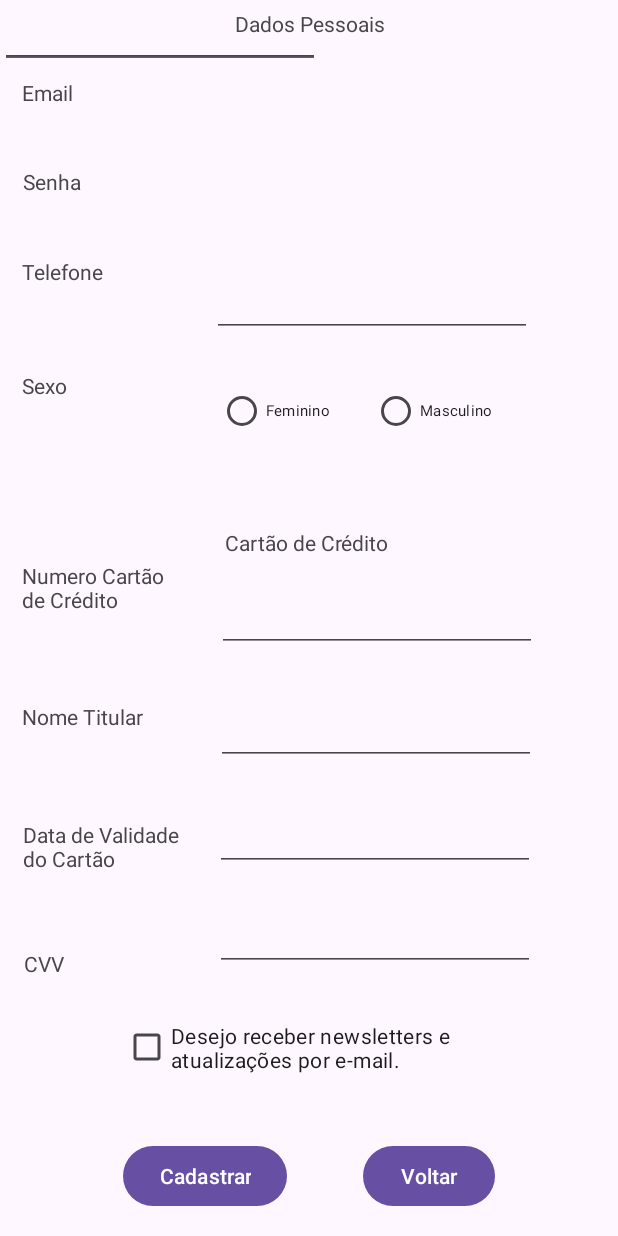
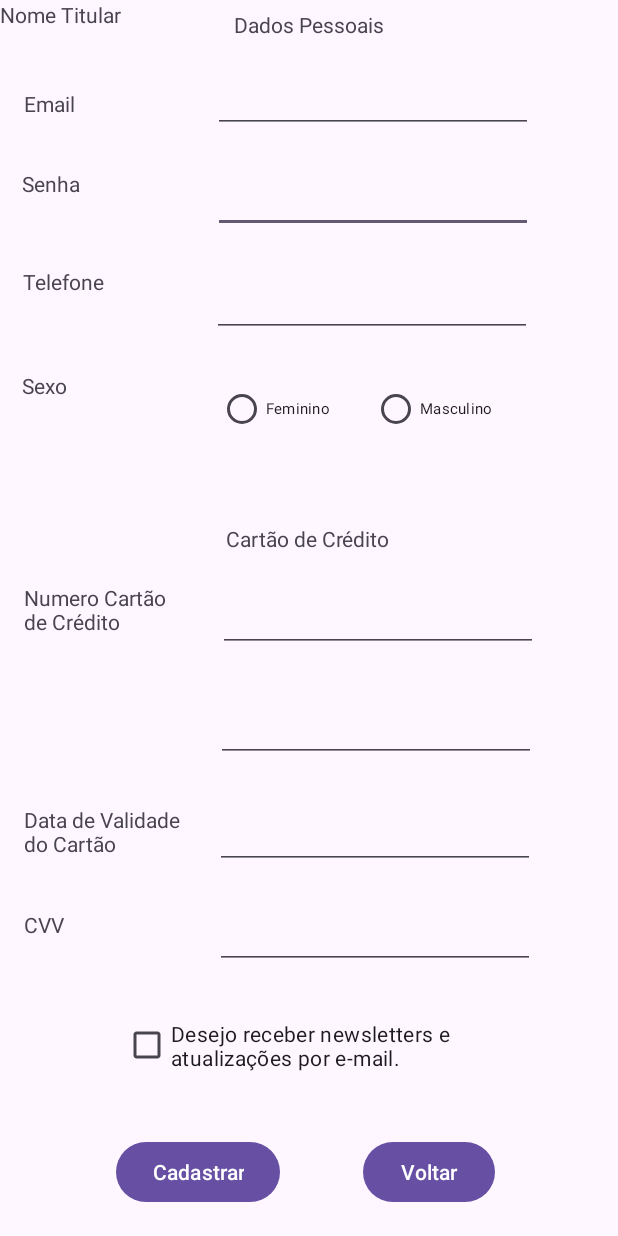
Before and after one commit to Vatsu04/Desenvolvimento-mobile-plano-de-saude, an Android app: the CadastroActivity screen opened directly, with no data from a screen before it, on a phone screen of 412 x 824 dp. Run offline under Robolectric (Android 15) with nearby library versions, the phone set to English and light mode, and no system bars.

Commit message:
Update activity_cadastro.xml

```diff
--- a/Aplicativo/app/src/main/res/layout/activity_cadastro.xml
+++ b/Aplicativo/app/src/main/res/layout/activity_cadastro.xml
@@ -6,15 +6,16 @@
     android:layout_height="match_parent">
 
     <TextView
-        android:id="@+id/label"
+        android:id="@+id/Telefone"
         android:layout_width="wrap_content"
         android:layout_height="wrap_content"
-        android:layout_marginTop="52dp"
         android:text="Email"
+        app:layout_constraintBottom_toBottomOf="parent"
         app:layout_constraintEnd_toEndOf="parent"
-        app:layout_constraintHorizontal_bias="0.039"
+        app:layout_constraintHorizontal_bias="0.042"
         app:layout_constraintStart_toStartOf="parent"
-        app:layout_constraintTop_toTopOf="parent" />
+        app:layout_constraintTop_toTopOf="parent"
+        app:layout_constraintVertical_bias="0.074" />
 
     <EditText
         android:id="@+id/editTextTextPassword"
@@ -22,8 +23,12 @@
         android:layout_height="wrap_content"
         android:ems="10"
         android:inputType="textPassword"
-        tools:layout_editor_absoluteX="144dp"
-        tools:layout_editor_absoluteY="99dp" />
+        app:layout_constraintBottom_toBottomOf="parent"
+        app:layout_constraintEnd_toEndOf="parent"
+        app:layout_constraintHorizontal_bias="0.716"
+        app:layout_constraintStart_toStartOf="parent"
+        app:layout_constraintTop_toTopOf="parent"
+        app:layout_constraintVertical_bias="0.141" />
 
     <EditText
         android:id="@+id/editTextText"
@@ -39,27 +44,15 @@
         app:layout_constraintVertical_bias="0.23" />
 
     <TextView
-        android:id="@+id/label"
-        android:layout_width="wrap_content"
-        android:layout_height="wrap_content"
-        android:layout_marginTop="38dp"
-        android:text="Telefone"
-        app:layout_constraintBottom_toBottomOf="parent"
-        app:layout_constraintEnd_toEndOf="parent"
-        app:layout_constraintHorizontal_bias="0.0"
-        app:layout_constraintStart_toStartOf="@+id/label"
-        app:layout_constraintTop_toBottomOf="@+id/textView13"
-        app:layout_constraintVertical_bias="0.001" />
-
-    <TextView
         android:id="@+id/textView3"
         android:layout_width="wrap_content"
         android:layout_height="wrap_content"
-        android:layout_marginTop="6dp"
-        android:layout_marginEnd="155dp"
         android:text="Dados Pessoais"
+        app:layout_constraintBottom_toBottomOf="parent"
         app:layout_constraintEnd_toEndOf="parent"
-        app:layout_constraintTop_toTopOf="parent" />
+        app:layout_constraintStart_toStartOf="parent"
+        app:layout_constraintTop_toTopOf="parent"
+        app:layout_constraintVertical_bias="0.008" />
 
     <androidx.constraintlayout.widget.Barrier
         android:layout_width="wrap_content"
@@ -97,16 +90,16 @@
     </RadioGroup>
 
     <TextView
-        android:id="@+id/label"
+        android:id="@+id/Telefone"
         android:layout_width="102dp"
         android:layout_height="34dp"
         android:text="Numero Cartão de Crédito"
         app:layout_constraintBottom_toBottomOf="parent"
         app:layout_constraintEnd_toEndOf="parent"
-        app:layout_constraintHorizontal_bias="0.048"
+        app:layout_constraintHorizontal_bias="0.051"
         app:layout_constraintStart_toStartOf="parent"
         app:layout_constraintTop_toTopOf="parent"
-        app:layout_constraintVertical_bias="0.473" />
+        app:layout_constraintVertical_bias="0.492" />
 
     <EditText
         android:id="@+id/editTextTextNumCartao"
@@ -116,8 +109,8 @@
         android:inputType="text"
         app:layout_constraintBottom_toBottomOf="parent"
         app:layout_constraintEnd_toEndOf="parent"
-        app:layout_constraintHorizontal_bias="0.475"
-        app:layout_constraintStart_toEndOf="@+id/label"
+        app:layout_constraintHorizontal_bias="0.731"
+        app:layout_constraintStart_toStartOf="parent"
         app:layout_constraintTop_toTopOf="parent" />
 
     <TextView
@@ -126,57 +119,23 @@
         android:layout_height="wrap_content"
         android:text="Cartão de Crédito"
         app:layout_constraintBottom_toTopOf="@+id/editTextTextNumCartao"
-        app:layout_constraintEnd_toEndOf="@+id/activity_sexo"
-        app:layout_constraintHorizontal_bias="0.36"
-        app:layout_constraintStart_toEndOf="@+id/label"
+        app:layout_constraintEnd_toEndOf="parent"
+        app:layout_constraintHorizontal_bias="0.498"
+        app:layout_constraintStart_toStartOf="parent"
         app:layout_constraintTop_toBottomOf="@+id/editTextText"
-        app:layout_constraintVertical_bias="0.875" />
+        app:layout_constraintVertical_bias="0.859" />
 
     <Button
         android:id="@+id/button"
         android:layout_width="wrap_content"
         android:layout_height="wrap_content"
-        android:layout_marginBottom="16dp"
         android:text="Cadastrar"
         app:layout_constraintBottom_toBottomOf="parent"
         app:layout_constraintEnd_toEndOf="parent"
-        app:layout_constraintHorizontal_bias="0.272"
-        app:layout_constraintStart_toStartOf="parent" />
-
-    <TextView
-        android:id="@+id/label"
-        android:layout_width="wrap_content"
-        android:layout_height="wrap_content"
-        android:layout_marginBottom="172dp"
-        android:text="CVV"
-        app:layout_constraintBottom_toBottomOf="parent"
-        app:layout_constraintEnd_toEndOf="parent"
-        app:layout_constraintHorizontal_bias="0.041"
-        app:layout_constraintStart_toStartOf="parent" />
-
-    <TextView
-        android:id="@+id/label"
-        android:layout_width="112dp"
-        android:layout_height="38dp"
-        android:text="Data de Validade do Cartão"
-        app:layout_constraintBottom_toBottomOf="parent"
-        app:layout_constraintEnd_toEndOf="parent"
-        app:layout_constraintHorizontal_bias="0.05"
+        app:layout_constraintHorizontal_bias="0.255"
         app:layout_constraintStart_toStartOf="parent"
-        app:layout_constraintTop_toTopOf="@+id/textView3"
-        app:layout_constraintVertical_bias="0.449" />
-
-    <TextView
-        android:id="@+id/label"
-        android:layout_width="wrap_content"
-        android:layout_height="wrap_content"
-        android:text="Nome Titular"
-        app:layout_constraintBottom_toBottomOf="parent"
-        app:layout_constraintEnd_toStartOf="@+id/editTextNomeTitular"
-        app:layout_constraintHorizontal_bias="0.23"
-        app:layout_constraintStart_toStartOf="parent"
-        app:layout_constraintTop_toBottomOf="@+id/label"
-        app:layout_constraintVertical_bias="0.582" />
+        app:layout_constraintTop_toTopOf="parent"
+        app:layout_constraintVertical_bias="0.976" />
 
     <CheckBox
         android:id="@+id/checkBox3"
@@ -229,20 +188,21 @@
         app:layout_constraintBottom_toBottomOf="parent"
         app:layout_constraintEnd_toEndOf="@+id/editTextDataValidade"
         app:layout_constraintHorizontal_bias="1.0"
-        app:layout_constraintStart_toEndOf="@+id/label"
+        app:layout_constraintStart_toStartOf="parent"
         app:layout_constraintTop_toBottomOf="@+id/editTextDataValidade"
-        app:layout_constraintVertical_bias="0.108" />
+        app:layout_constraintVertical_bias="0.107" />
 
     <Button
         android:id="@+id/button5"
         android:layout_width="wrap_content"
         android:layout_height="wrap_content"
-        android:layout_marginBottom="16dp"
         android:text="Voltar"
         app:layout_constraintBottom_toBottomOf="parent"
         app:layout_constraintEnd_toEndOf="parent"
         app:layout_constraintHorizontal_bias="0.746"
-        app:layout_constraintStart_toStartOf="parent" />
+        app:layout_constraintStart_toStartOf="parent"
+        app:layout_constraintTop_toTopOf="parent"
+        app:layout_constraintVertical_bias="0.976" />
 
     <EditText
         android:id="@+id/textEmail"
@@ -250,8 +210,12 @@
         android:layout_height="wrap_content"
         android:ems="10"
         android:inputType="text"
-        tools:layout_editor_absoluteX="143dp"
-        tools:layout_editor_absoluteY="44dp" />
+        app:layout_constraintBottom_toBottomOf="parent"
+        app:layout_constraintEnd_toEndOf="parent"
+        app:layout_constraintHorizontal_bias="0.716"
+        app:layout_constraintStart_toStartOf="parent"
+        app:layout_constraintTop_toTopOf="parent"
+        app:layout_constraintVertical_bias="0.056" />
 
     <TextView
         android:id="@+id/textView13"
@@ -261,10 +225,10 @@
         android:text="Senha"
         app:layout_constraintBottom_toTopOf="@+id/textView5"
         app:layout_constraintEnd_toEndOf="parent"
-        app:layout_constraintHorizontal_bias="0.002"
-        app:layout_constraintStart_toStartOf="@+id/label"
+        app:layout_constraintHorizontal_bias="0.041"
+        app:layout_constraintStart_toStartOf="parent"
         app:layout_constraintTop_toTopOf="parent"
-        app:layout_constraintVertical_bias="0.117" />
+        app:layout_constraintVertical_bias="0.127" />
 
     <TextView
         android:id="@+id/textView5"
@@ -278,4 +242,48 @@
         app:layout_constraintTop_toTopOf="parent"
         app:layout_constraintVertical_bias="0.307" />
 
+    <TextView
+        android:id="@+id/Telefone"
+        android:layout_width="wrap_content"
+        android:layout_height="wrap_content"
+        android:text="Telefone"
+        app:layout_constraintBottom_toBottomOf="parent"
+        app:layout_constraintEnd_toEndOf="parent"
+        app:layout_constraintHorizontal_bias="0.042"
+        app:layout_constraintStart_toStartOf="parent"
+        app:layout_constraintTop_toTopOf="parent"
+        app:layout_constraintVertical_bias="0.221" />
+
+    <TextView
+        android:id="@+id/textView15"
+        android:layout_width="wrap_content"
+        android:layout_height="wrap_content"
+        android:text="Nome Titular"
+        tools:layout_editor_absoluteX="16dp"
+        tools:layout_editor_absoluteY="407dp" />
+
+    <TextView
+        android:id="@+id/textView16"
+        android:layout_width="115dp"
+        android:layout_height="41dp"
+        android:text="Data de Validade do Cartão"
+        app:layout_constraintBottom_toBottomOf="parent"
+        app:layout_constraintEnd_toEndOf="parent"
+        app:layout_constraintHorizontal_bias="0.054"
+        app:layout_constraintStart_toStartOf="parent"
+        app:layout_constraintTop_toTopOf="parent"
+        app:layout_constraintVertical_bias="0.686" />
+
+    <TextView
+        android:id="@+id/textView17"
+        android:layout_width="wrap_content"
+        android:layout_height="wrap_content"
+        android:text="CVV"
+        app:layout_constraintBottom_toBottomOf="parent"
+        app:layout_constraintEnd_toEndOf="parent"
+        app:layout_constraintHorizontal_bias="0.041"
+        app:layout_constraintStart_toStartOf="parent"
+        app:layout_constraintTop_toTopOf="parent"
+        app:layout_constraintVertical_bias="0.754" />
+
 </androidx.constraintlayout.widget.ConstraintLayout>
```
